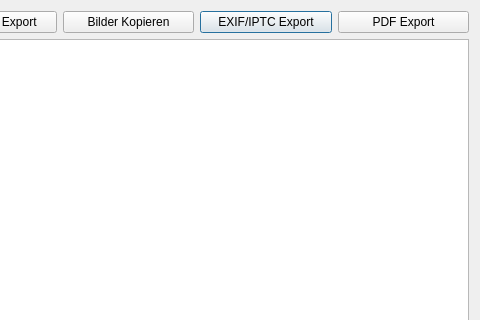
Above: APIS/forms/apis_image_selection_list_form.ui from APIS-Luftbildarchiv/APIS before the change; both pictures show x 361 to 841 and y 0 to 320 of the 841 by 580 pixel window. Below: the same form after it.
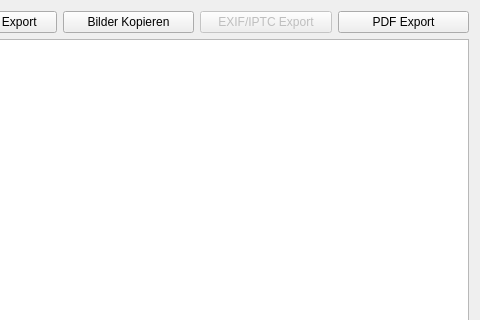
That is the form after the change. Icons and pictures are not drawn.

Patch:
```diff
--- a/APIS/forms/apis_image_selection_list_form.ui
+++ b/APIS/forms/apis_image_selection_list_form.ui
@@ -113,6 +113,9 @@
      </item>
      <item>
       <widget class="QPushButton" name="uiImage2ExifBtn">
+       <property name="enabled">
+        <bool>false</bool>
+       </property>
        <property name="text">
         <string>EXIF/IPTC Export</string>
        </property>
```
